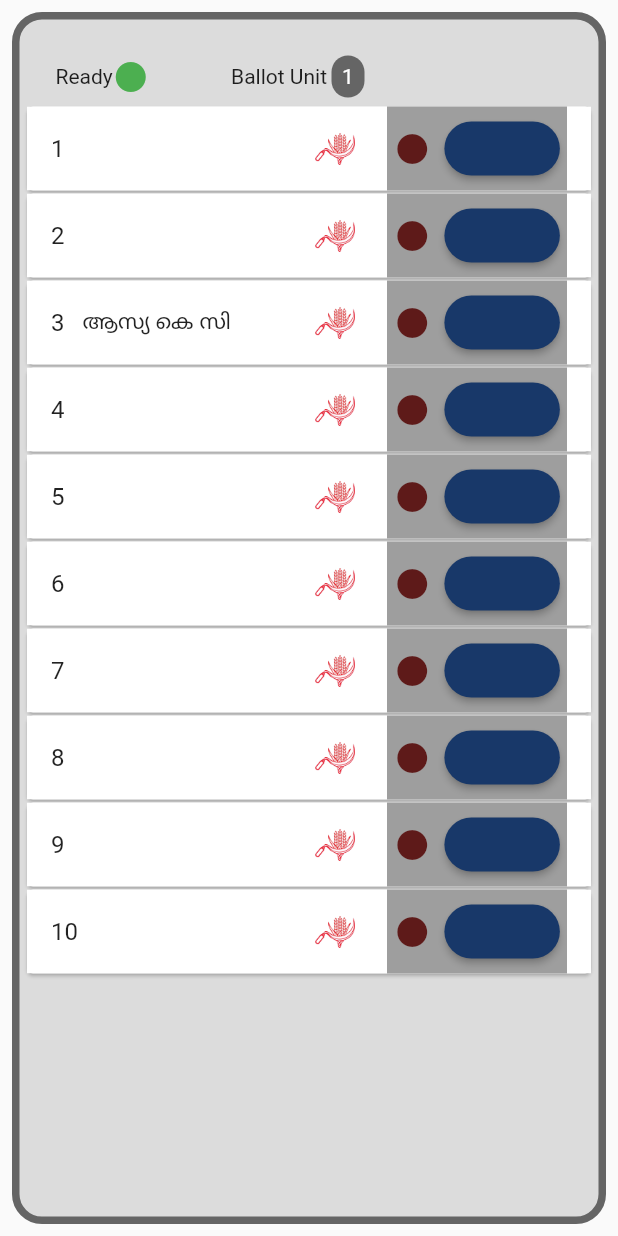
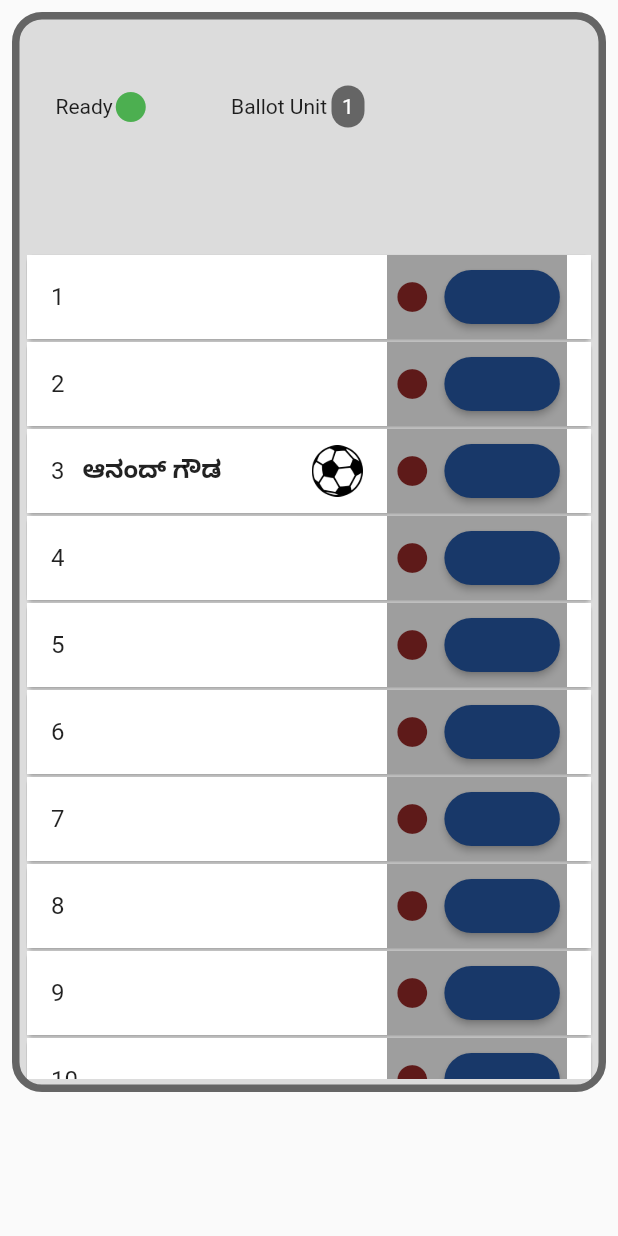
Before and after one commit to Irshadsanu/ballot-app, a Flutter app: the screen it shows after launch, on a phone screen of 412 x 824 dp. Run offline on Flutter 3.47's test engine with Material 2 defaults, Android fonts, the phone set to English and light mode, and no system bars; our stand-ins replace audioplayers.

Commit message:
first commit

```diff
--- a/lib/Hompage.dart
+++ b/lib/Hompage.dart
@@ -14,8 +14,10 @@ class Homepage extends StatelessWidget {
 
   @override
   Widget build(BuildContext context) {
-
-
+    ProviderClass donationProvider =
+    Provider.of<ProviderClass>(context,listen:false);
+donationProvider.resetColor();
+donationProvider.coloredIconIndex =-1;
     MediaQueryData queryData;
     queryData = MediaQuery.of(context);
     var width = queryData.size.width;
@@ -23,9 +25,9 @@ class Homepage extends StatelessWidget {
     return Scaffold(
       body: SafeArea(
           child: Container(
-            margin: EdgeInsets.all(8),
-            padding: EdgeInsets.all(4),
-            height: height,
+            margin: const EdgeInsets.all(8),
+            padding: const EdgeInsets.all(4),
+            height: 720,
             width: width,
             decoration: BoxDecoration(
               color: Colors.black12,
@@ -34,10 +36,12 @@ class Homepage extends StatelessWidget {
             ),
             child: Column(
               crossAxisAlignment: CrossAxisAlignment.start,
+              mainAxisAlignment: MainAxisAlignment.spaceBetween,
               children: [
+                // SizedBox(height: height/9,),
                 Padding(
                   padding: const EdgeInsets.only(
-                    top: 20,
+                    top: 40,
                     bottom: 5,
                     left: 20
                   ),
@@ -46,24 +50,28 @@ class Homepage extends StatelessWidget {
                     child: Row(
                       mainAxisAlignment: MainAxisAlignment.spaceBetween,
                       children: [
-                        Row(
-                          children: const [
-                            Text("Ready"),
-                        Icon(Icons.circle ,color: Colors.green,)
-                          ],
+                        Consumer<ProviderClass>(
+                          builder: (context,value,child) {
+                            return Row(
+                              children:  [
+                                const Text("Ready"),
+                            Icon(Icons.circle ,color:value.readyColor,)
+                              ],
+                            );
+                          }
                         ),
                         Row(
                           children: [
                             const Text("Ballot Unit"),
                         Container(
                           alignment: Alignment.center,
-                          margin:  EdgeInsets.only(left: 3),
+                          margin:  const EdgeInsets.only(left: 3),
                           height: 28,
                           width: 22,
                           decoration:
                         BoxDecoration(color: Colors.black54,
                             borderRadius: BorderRadius.circular(12)),
-                          child: Text("1",style: TextStyle(color: Colors.white)),
+                          child: const Text("1",style: TextStyle(color: Colors.white)),
                         )
                           ],
                         ),
@@ -71,8 +79,9 @@ class Homepage extends StatelessWidget {
                     ),
                   ),
                 ),
+                const Spacer(),
                 SizedBox(
-                  height: height/1.2,
+                  height: 550,
                   child: Consumer<ProviderClass>(
                     builder: (context,value,child) {
                       return ListView.builder(
@@ -80,7 +89,7 @@ class Homepage extends StatelessWidget {
                           itemBuilder: (context, index) {
                           var item =value.Candidate[index];
                             return  Card(
-                              margin: EdgeInsets.all(1),
+                              margin: const EdgeInsets.all(1),
                               child: ListTile(
                                 tileColor: Colors.white,
                                 trailing: Container(
@@ -90,19 +99,27 @@ class Homepage extends StatelessWidget {
                                   child: Row(
                                     mainAxisAlignment: MainAxisAlignment.spaceAround,
                                     children: [
-                                      Icon(Icons.circle,color:value.iconColor),
-                                      ElevatedButton(onPressed: (){
+                                      Icon(Icons.circle,
+                                          color:
+                                          value.coloredIconIndex == index?Colors.red: value.iconColor),
+                                      ElevatedButton( onPressed: (){
                                         // FlutterBeep.beep();
+                                        if(item.Id=="3"){
                                         final player=AudioPlayer();
                                         player.play(AssetSource('beep.mp3'));
+                                        value.IIndex(index);
                                         value.changeColor();
-                                        Timer(Duration(milliseconds: 1300 ), () {
-                                          Navigator.push(context, MaterialPageRoute(builder: (_) => Vpat()));
+                                        Timer(const Duration(milliseconds: 1300 ), () {
+                                          Navigator.pushReplacement(context, MaterialPageRoute(builder: (_) => const Vpat()));
                                         });
+                                        // value.resetColor();
+                                        }else{
+
+                                        }
 
                                       },
                                           style: ElevatedButton.styleFrom(
-                                            backgroundColor: Color(0xff183869),
+                                            backgroundColor: const Color(0xff183869),
                                               shape: (
                                                   RoundedRectangleBorder(
                                                       borderRadius: BorderRadius.circular(18.0),
@@ -111,7 +128,7 @@ class Homepage extends StatelessWidget {
                                           )
 
                                           ,
-                                          child: SizedBox(width: 45,))
+                                          child: const SizedBox(width: 45,))
                                     ],
                                   ),
                                 ),
@@ -119,10 +136,10 @@ class Homepage extends StatelessWidget {
                                //   mainAxisAlignment: MainAxisAlignment.spaceBetween,
                                   children: [
                                     Text(item.Id.toString()),
-                                    SizedBox(width: 12),
-                                    Text(item.name.toString()),
-                                    Spacer(),
-                                    Image.asset(item.icon.toString(),scale: 33,),
+                                    const SizedBox(width: 12),
+                                    Text(item.name.toString(),style: const TextStyle(fontWeight: FontWeight.bold)),
+                                    const Spacer(),
+                                    item.icon ==""?const SizedBox():Image.asset(item.icon.toString(),scale: 15),
                                   ],
                                 ),
                                 // leading:,
--- a/lib/ModeList.dart
+++ b/lib/ModeList.dart
@@ -1,7 +1,7 @@
 
 class modelist{
-  final String ?Id;
-  final String ?name;
-  final String ?icon;
-  modelist( {required this.name,required this.icon,required this.Id});
+  final String Id;
+  final String name;
+  final String icon;
+  modelist( this.icon, this.name, this.Id);
 }
--- a/lib/ProvideClass.dart
+++ b/lib/ProvideClass.dart
@@ -5,58 +5,61 @@ import 'package:flutter/material.dart';
 import 'package:vote_ballot/ModeList.dart';
 
 class ProviderClass extends ChangeNotifier{
-  Color iconColor = Color(0xff5E1A19);
+  Color iconColor = const Color(0xff5E1A19);
+  Color readyColor = Colors.green;
+  int coloredIconIndex = -1;
   final List<modelist> Candidate=[
 
       modelist(
-          name:"",
-          Id:"1",
-          icon:'assets/ayshaicon.jpg'
+         "",
+          "",
+          "1",
       ),
      modelist(
-          name:"",
-          Id:"2",
-         icon:'assets/ayshaicon.jpg'
+          "",
+         "",
+         "2",
      ),
      modelist(
-          name:"ആസ്യ കെ സി",
-          Id:"3",
-         icon:'assets/ayshaicon.jpg'
+         'assets/soccerBall.png',
+         "ಆನಂದ್ ಗೌಡ",
+         "3",
       ),
      modelist(
-          name:"",
-          Id:"4",
-         icon:'assets/ayshaicon.jpg'
+          "",
+          "",
+          "4",
       ),
      modelist(
-          name:"",
-          Id:"5",
-         icon:'assets/ayshaicon.jpg'
+          "",
+          "",
+          "5",
+
       ),
      modelist(
-          name:"",
-          Id:"6",
-         icon:'assets/ayshaicon.jpg'
+          "",
+          "",
+          "6",
       ),
      modelist(
-          name:"",
-          Id:"7",
-         icon:'assets/ayshaicon.jpg'
+          "",
+          "",
+          "7",
       ),
      modelist(
-          name:"",
-          Id:"8",
-         icon:'assets/ayshaicon.jpg'
+          "",
+          "",
+          "8",
       ),
      modelist(
-          name:"",
-          Id:"9",
-         icon:'assets/ayshaicon.jpg'
+          "",
+          "",
+          "9",
       ),
      modelist(
-          name:"",
-          Id:"10",
-         icon:'assets/ayshaicon.jpg'
+          "",
+          "",
+          "10",
       ),
 
 
@@ -65,12 +68,17 @@ class ProviderClass extends ChangeNotifier{
 
 
    void changeColor() {
-     iconColor = Colors.red;
+     readyColor = Colors.red;
+     // iconColor = Colors.red;
      notifyListeners();
+   }
+   void IIndex (int index){
+     coloredIconIndex = index;
    }
 
    void resetColor() {
      iconColor = Color(0xff5E1A19);
-     notifyListeners();
+     readyColor = Colors.green;
+     // notifyListeners();
    }
 }
--- a/lib/main.dart
+++ b/lib/main.dart
@@ -5,6 +5,7 @@ import 'package:vote_ballot/ProvideClass.dart';
 import 'Hompage.dart';
 
 void main() {
+
   runApp(const MyApp());
 }
 
@@ -21,10 +22,9 @@ class MyApp extends StatelessWidget {
       child: MaterialApp(
         debugShowCheckedModeBanner: false,
         theme: ThemeData(
-
           primarySwatch: Colors.blue,
         ),
-        home: Homepage(),
+        home: const Homepage(),
       ),
     );
   }
```
Also changed, not shown: lib/Vpat_Screen.dart (+9 -8 lines), assets/soccerBall.png (added), firebase.json (added), 3 other files.
